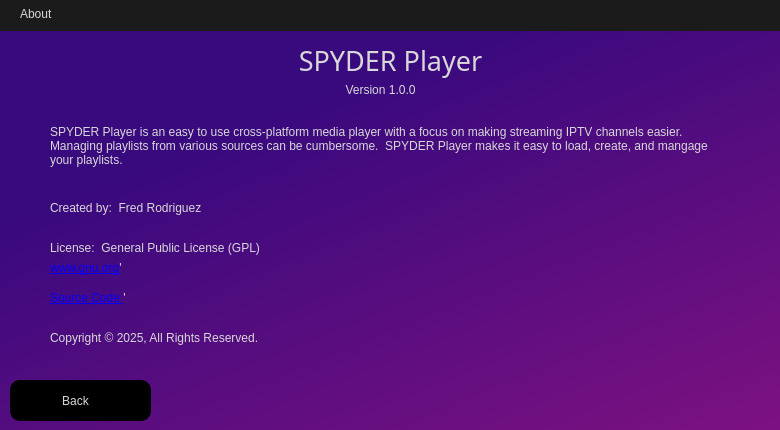
This is assets/About.ui in ifreddyrod/SpyderPlayer as Qt 5 draws it before an edit. The edited form follows.
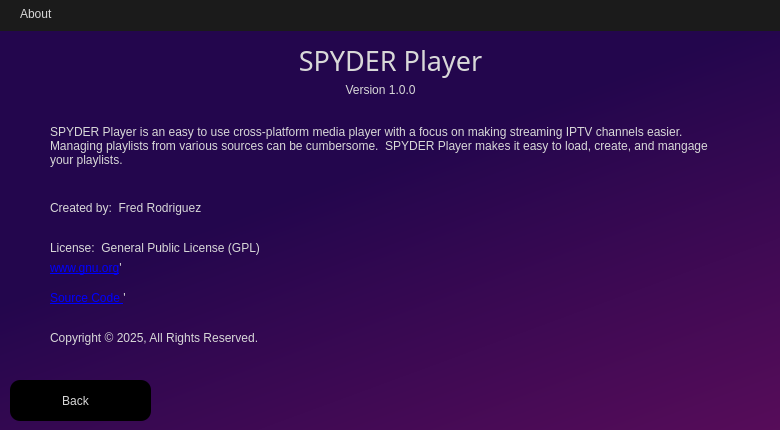
This is the edited form. Icons and pictures are not drawn.

Commit message: - Fixed bug with slider movement not stopping the StalledVideoTimer causing retries after new position - Darkened the background for all settings screens - Added some hooks for potential FFmpeg video player

What changed in the file:
```diff
--- a/assets/About.ui
+++ b/assets/About.ui
@@ -171,7 +171,8 @@
     </rect>
    </property>
    <property name="styleSheet">
-    <string notr="true">background-color: qlineargradient(spread:pad, x1:0.369, y1:0.182, x2:1, y2:1, stop:0 rgba(57, 9, 126, 255), stop:1 rgba(129, 18, 129, 255));</string>
+    <string notr="true">/*background-color: qlineargradient(spread:pad, x1:0.369, y1:0.182, x2:1, y2:1, stop:0 rgba(57, 9, 126, 255), stop:1 rgba(129, 18, 129, 255));*/
+background-color: qlineargradient(spread:pad, x1:0.506931, y1:0.295636, x2:1, y2:1, stop:0 rgba(35, 6, 77, 255), stop:1 rgba(90, 13, 90, 255));</string>
    </property>
   </widget>
   <widget class="QLabel" name="Title_label">
```
The commit also changes 12 other files.
